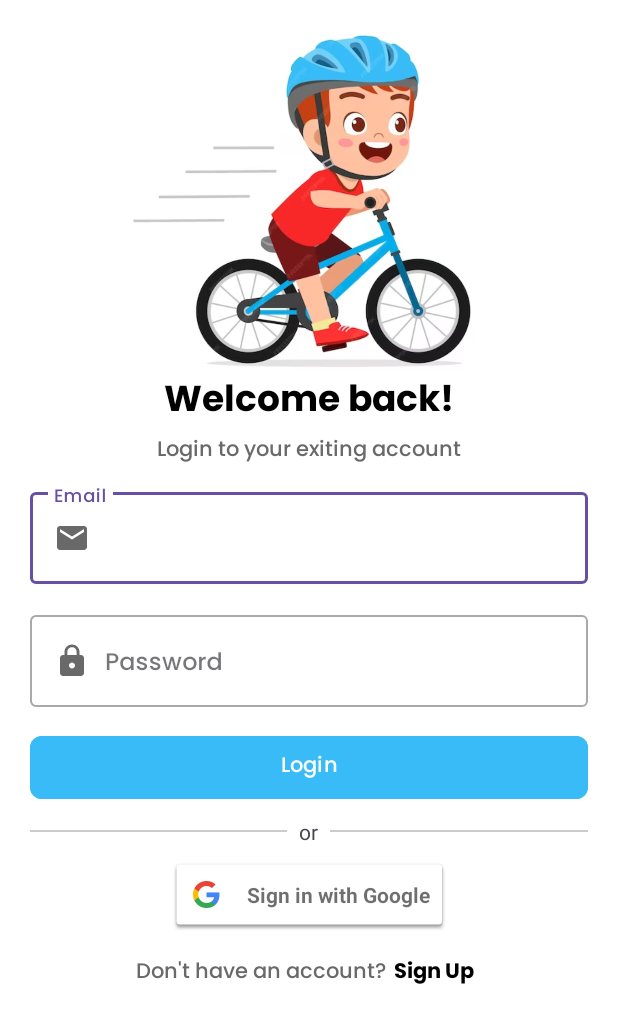
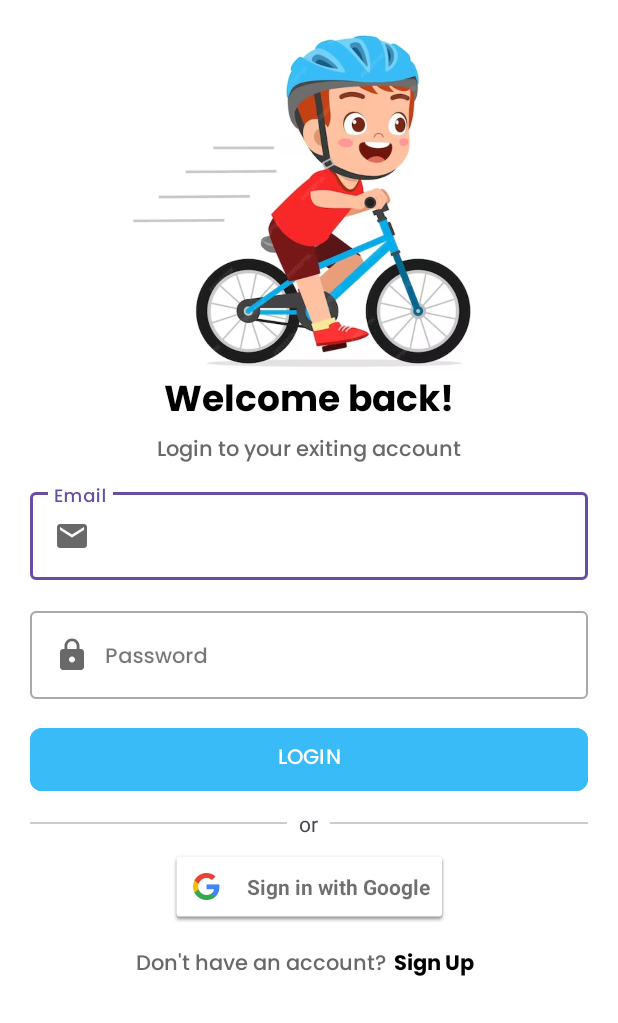
Before and after one commit to YofhiFauda/FirebaseAuth-Android, an Android app: the LoginActivity screen opened directly, with no data from a screen before it, on a phone screen of 412 x 824 dp. Shown: the top 1023 px of the screen. Run offline under Robolectric (Android 15) with nearby library versions, the phone set to English and light mode, and no system bars.

Commit message:
Update Login

```diff
--- a/app/src/main/res/layout/activity_login.xml
+++ b/app/src/main/res/layout/activity_login.xml
@@ -67,6 +67,7 @@
         android:layout_marginHorizontal="20dp"
         android:layout_marginTop="10dp"
         app:helperTextEnabled="true"
+        android:textSize="14sp"
         app:layout_constraintEnd_toEndOf="parent"
         app:layout_constraintStart_toStartOf="parent"
         app:layout_constraintTop_toBottomOf="@+id/tv_subtitleLogin"
@@ -80,6 +81,7 @@
             android:drawablePadding="15dp"
             android:autofillHints="emailAddress"
             android:minHeight="50dp"
+            android:textSize="14sp"
             android:layout_width="match_parent"
             android:layout_height="wrap_content"
             android:ems="10"
@@ -96,6 +98,7 @@
         android:layout_height="wrap_content"
         android:layout_marginHorizontal="20dp"
         android:layout_marginTop="15dp"
+        android:textSize="14sp"
         app:helperTextEnabled="true"
         app:layout_constraintEnd_toEndOf="parent"
         app:layout_constraintStart_toStartOf="parent"
@@ -109,6 +112,7 @@
             android:drawablePadding="10dp"
             android:autofillHints="emailAddress"
             android:minHeight="50dp"
+            android:textSize="14sp"
             android:layout_width="match_parent"
             android:layout_height="wrap_content"
             android:ems="10"
@@ -129,6 +133,7 @@
         android:fontFamily="@font/poppins_medium"
         android:minHeight="50dp"
         app:cornerRadius="8dp"
+        android:textAllCaps="true"
         app:layout_constraintEnd_toEndOf="parent"
         app:layout_constraintStart_toStartOf="parent"
         app:layout_constraintTop_toBottomOf="@+id/passwordEditTextLayout" />
```
